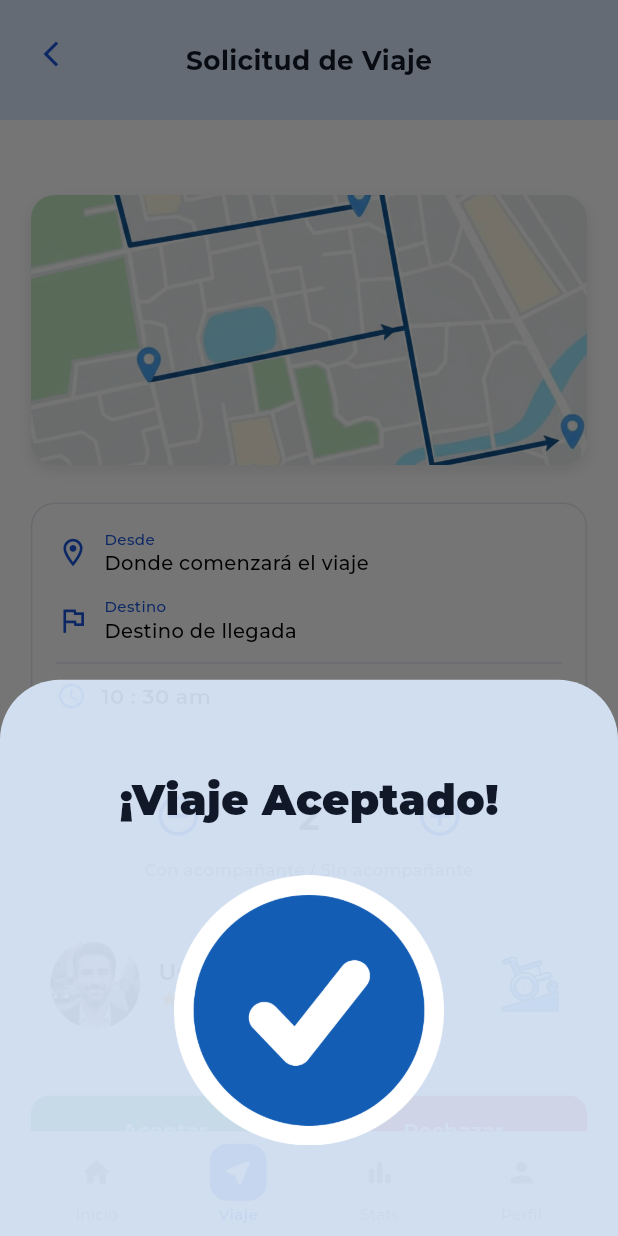
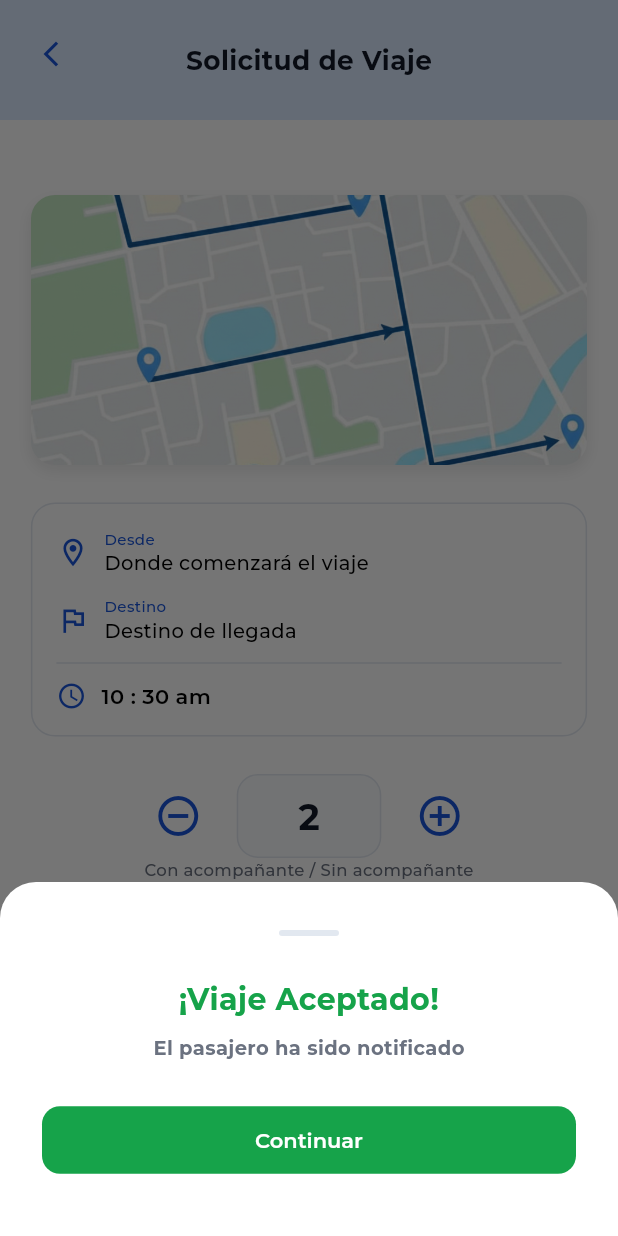
Before and after one commit to alejandralomeli/MoveCare, a Flutter app: the SolicitudViaje screen opened by its route, after a tap on the "remove circle outline" icon, after a tap on the "add circle outline" icon, after a tap on "Aceptar", on a phone screen of 412 x 824 dp. Run offline on Flutter 3.47's test engine with Material 3 defaults, Android fonts, the phone set to English and light mode, and no system bars; our stand-ins replace flutter_map, flutter_secure_storage, geolocator, google_fonts, image_picker, latlong2 and 1 more; accounts and stored records are empty; network calls fail.

Commit message:
Rediseño de modales

```diff
--- a/lib/screens/solicitud_viaje.dart
+++ b/lib/screens/solicitud_viaje.dart
@@ -1,7 +1,6 @@
 import 'package:flutter/material.dart';
 import 'package:google_fonts/google_fonts.dart';
 import '../app_theme.dart';
-import 'widgets/mic_button.dart';
 
 class SolicitudViaje extends StatefulWidget {
   final String? idViaje;
@@ -16,46 +15,77 @@ class _SolicitudViajeState extends State<SolicitudViaje> {
   bool _isVoiceActive = false;
 
   // --- PANEL DE ESTADO (ACEPTADO / RECHAZADO) ---
-  void _mostrarPanelEstado(BuildContext context, String mensaje, String imagen) {
+  void _mostrarPanelEstado(BuildContext context, String mensaje, {bool esAceptado = true}) {
+    final Color accentColor = esAceptado ? const Color(0xFF16A34A) : AppColors.error;
+
     showModalBottomSheet(
       context: context,
       backgroundColor: Colors.transparent,
       isScrollControlled: true,
       builder: (context) {
         return Container(
-          height: MediaQuery.of(context).size.height * 0.45,
-          width: double.infinity,
-          decoration: BoxDecoration(
-            color: AppColors.primaryLight.withValues(alpha: 0.9),
-            borderRadius: const BorderRadius.vertical(top: Radius.circular(40)),
+          padding: const EdgeInsets.symmetric(horizontal: 28, vertical: 32),
+          decoration: const BoxDecoration(
+            color: AppColors.white,
+            borderRadius: BorderRadius.vertical(top: Radius.circular(24)),
           ),
           child: Column(
-            mainAxisAlignment: MainAxisAlignment.center,
+            mainAxisSize: MainAxisSize.min,
             children: [
+              // Pill indicador
+              Container(
+                width: 40,
+                height: 4,
+                decoration: BoxDecoration(
+                  color: AppColors.border,
+                  borderRadius: BorderRadius.circular(2),
+                ),
+              ),
+              const SizedBox(height: 28),
+
+              // Mensaje
               Text(
                 mensaje,
+                textAlign: TextAlign.center,
                 style: GoogleFonts.montserrat(
-                  fontSize: 28,
-                  fontWeight: FontWeight.w900,
-                  color: AppColors.textPrimary,
+                  fontSize: 20,
+                  fontWeight: FontWeight.w700,
+                  color: accentColor,
                 ),
               ),
-              const SizedBox(height: 30),
-              SizedBox(
-                height: 180,
-                width: 180,
-                child: Image.asset(
-                  'assets/$imagen',
-                  fit: BoxFit.contain,
-                  errorBuilder: (context, error, stackTrace) {
-                    return Icon(
-                      imagen == 'aceptado.png' ? Icons.check_circle : Icons.cancel,
-                      size: 120,
-                      color: AppColors.primary,
-                    );
-                  },
+
+              const SizedBox(height: 8),
+
+              Text(
+                esAceptado
+                    ? 'El pasajero ha sido notificado'
+                    : 'La solicitud ha sido rechazada',
+                style: GoogleFonts.montserrat(
+                  fontSize: 13,
+                  fontWeight: FontWeight.w700,
+                  color: AppColors.textSecondary,
                 ),
               ),
+
+              const SizedBox(height: 28),
+
+              SizedBox(
+                width: double.infinity,
+                child: ElevatedButton(
+                  onPressed: () => Navigator.of(context).pop(),
+                  style: ElevatedButton.styleFrom(
+                    backgroundColor: accentColor,
+                    foregroundColor: AppColors.white,
+                    elevation: 0,
+                    padding: const EdgeInsets.symmetric(vertical: 14),
+                    shape: RoundedRectangleBorder(borderRadius: BorderRadius.circular(12)),
+                  ),
+                  child: Text('Continuar',
+                      style: GoogleFonts.montserrat(fontSize: 14, fontWeight: FontWeight.w600, color: AppColors.white)),
+                ),
+              ),
+
+              const SizedBox(height: 8),
             ],
           ),
         );
@@ -247,10 +277,10 @@ class _SolicitudViajeState extends State<SolicitudViaje> {
     return Row(
       children: [
         Expanded(child: _btn('Aceptar', const Color(0xFF16A34A),
-            () => _mostrarPanelEstado(context, '¡Viaje Aceptado!', 'aceptado.png'))),
+            () => _mostrarPanelEstado(context, '¡Viaje Aceptado!', esAceptado: true))),
         const SizedBox(width: 14),
         Expanded(child: _btn('Rechazar', AppColors.error,
-            () => _mostrarPanelEstado(context, '¡Viaje Rechazado!', 'rechazado.png'))),
+            () => _mostrarPanelEstado(context, '¡Viaje Rechazado!', esAceptado: false))),
       ],
     );
   }
```
Also changed, not shown: lib/screens/principal_pasajero.dart (+34 -38 lines).
